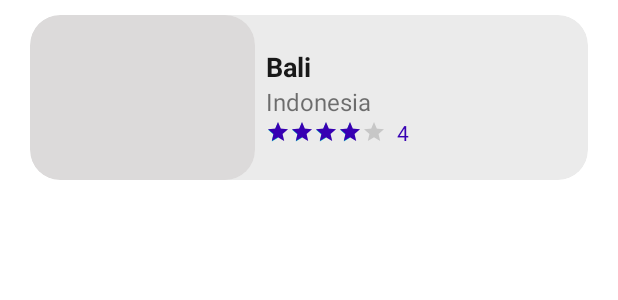
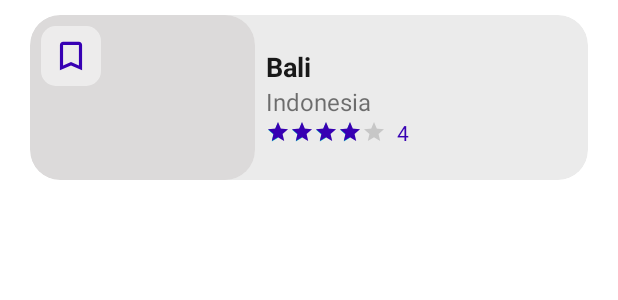
Before and after one commit to Moutamid/PlacesBeen, an Android app: the layout layout_item_main.xml on its own in the app's theme, with its tools: preview values and no code run, on a phone screen of 412 x 824 dp. Shown: the top 300 px of the screen. Run offline under Robolectric (Android 15) with nearby library versions, the phone set to English and light mode, and no system bars.

Commit message:
Added save option

```diff
--- a/app/src/main/java/com/moutamid/placesbeen/utils/Constants.java
+++ b/app/src/main/java/com/moutamid/placesbeen/utils/Constants.java
@@ -23,6 +23,7 @@ public class Constants {
     public static final String PARAMS_NationalParks = "params_NationalParks";
     public static final String PARAMS_Airports = "params_Airports";
     public static final String IS_FIRST_TIME = "is_first_time";
+    public static final String SAVED_ITEMS_PATH = "saved_items_path";
 
 //    public static final String COUNTRIES_OPTION = "countries";
 //    public static final String CONTINENTS_OPTION = "countries";
--- /dev/null
+++ b/app/src/main/res/drawable/bg_item_save_main.xml
@@ -0,0 +1,8 @@
+<?xml version="1.0" encoding="utf-8"?>
+<shape xmlns:android="http://schemas.android.com/apk/res/android"
+    android:shape="rectangle">
+
+    <solid android:color="#80FFFFFF" />
+    <corners android:radius="10dp" />
+
+</shape>
--- a/app/src/main/res/layout/layout_item_main.xml
+++ b/app/src/main/res/layout/layout_item_main.xml
@@ -1,9 +1,9 @@
 <?xml version="1.0" encoding="utf-8"?>
 <com.google.android.material.card.MaterialCardView xmlns:android="http://schemas.android.com/apk/res/android"
     xmlns:app="http://schemas.android.com/apk/res-auto"
+    android:id="@+id/parent_layout_main"
     android:layout_width="match_parent"
     android:layout_height="wrap_content"
-    android:id="@+id/parent_layout_main"
     android:layout_marginHorizontal="20dp"
     android:layout_marginTop="10dp"
     app:cardBackgroundColor="@color/grey"
@@ -22,16 +22,28 @@
             app:cardCornerRadius="20dp"
             app:cardElevation="0dp">
 
-            <RelativeLayout
-                android:layout_width="wrap_content"
-                android:layout_height="wrap_content"/>
-
             <ImageView
+                android:id="@+id/imageview_main"
                 android:layout_width="match_parent"
                 android:layout_height="match_parent"
-                android:id="@+id/imageview_main"
-                android:scaleType="centerCrop"
-                android:background="#DCDADA" />
+                android:background="#DCDADA"
+                android:scaleType="centerCrop" />
+
+            <RelativeLayout
+                android:layout_width="40dp"
+                android:layout_height="40dp"
+                android:padding="7dp"
+                android:layout_margin="7dp"
+                android:background="@drawable/bg_item_save_main">
+
+                <ImageView
+                    android:layout_width="match_parent"
+                    android:id="@+id/saveBtn_item_main"
+                    android:layout_height="match_parent"
+                    android:src="@drawable/ic_unsave_24"
+                    app:tint="@color/yellow" />
+
+            </RelativeLayout>
 
         </com.google.android.material.card.MaterialCardView>
 
@@ -44,21 +56,21 @@
             android:orientation="vertical">
 
             <TextView
+                android:id="@+id/title_main"
                 android:layout_width="match_parent"
                 android:layout_height="wrap_content"
-                android:id="@+id/title_main"
+                android:ellipsize="end"
+                android:maxLines="1"
                 android:text="Bali"
-                android:maxLines="1"
-                android:ellipsize="end"
                 android:textColor="@color/darkBlackSpotify"
                 android:textSize="18sp"
                 android:textStyle="bold" />
 
             <TextView
+                android:id="@+id/desc_main"
                 android:layout_width="match_parent"
                 android:layout_height="wrap_content"
                 android:text="Indonesia"
-                android:id="@+id/desc_main"
                 android:textSize="16sp" />
 
             <LinearLayout
@@ -67,9 +79,9 @@
                 android:orientation="horizontal">
 
                 <androidx.appcompat.widget.AppCompatRatingBar
+                    android:id="@+id/ratingBarMain"
                     style="?ratingBarStyleSmall"
                     android:layout_width="wrap_content"
-                    android:id="@+id/ratingBarMain"
                     android:layout_height="wrap_content"
                     android:layout_gravity="center_vertical"
                     android:progressTint="@color/yellow"
```
Also changed, not shown: app/src/main/java/com/moutamid/placesbeen/activities/main/MainActivity.java (+24 -17 lines), app/src/main/java/com/moutamid/placesbeen/activities/main/MainController.java (+114 -8 lines).
